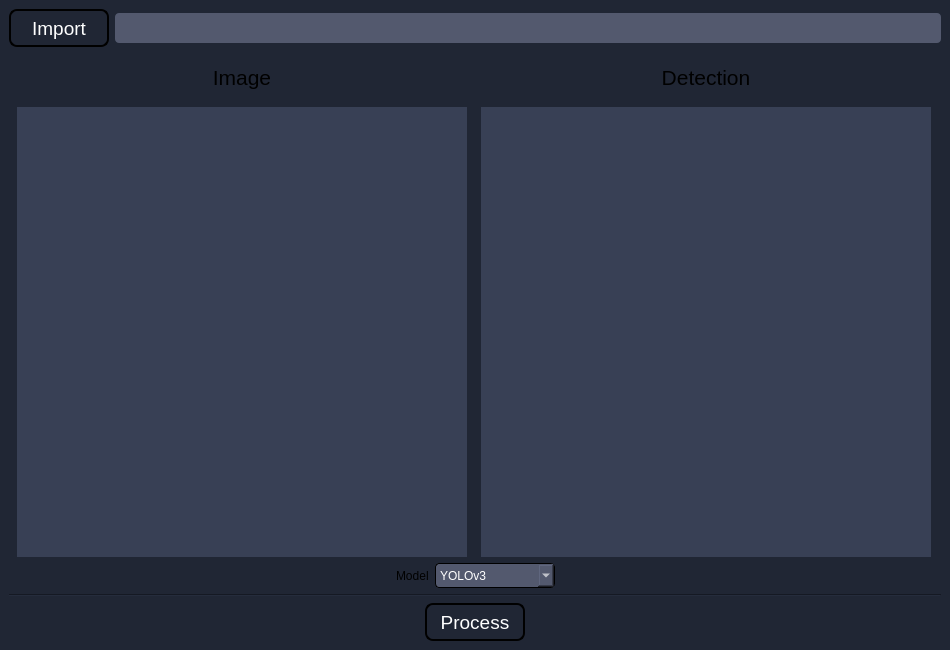
Above: qt_main.ui from KevinPan2021/Object-Detection-YOLOv8 before the change. Below: the same form after it.
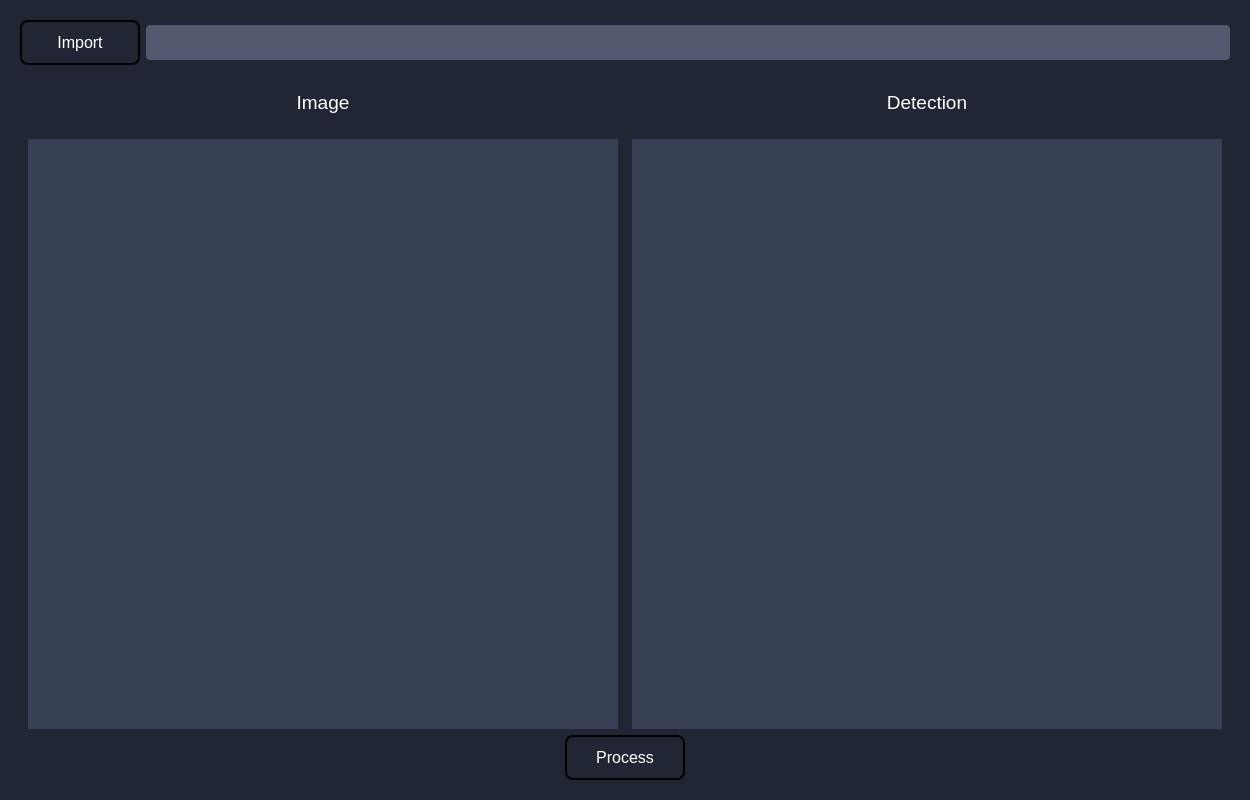
That is the form after the change.

Diff of the .ui file:
```diff
--- a/qt_main.ui
+++ b/qt_main.ui
@@ -6,20 +6,20 @@
    <rect>
     <x>0</x>
     <y>0</y>
-    <width>950</width>
-    <height>650</height>
+    <width>1250</width>
+    <height>800</height>
    </rect>
   </property>
   <property name="minimumSize">
    <size>
-    <width>950</width>
-    <height>650</height>
+    <width>1250</width>
+    <height>800</height>
    </size>
   </property>
   <property name="maximumSize">
    <size>
-    <width>950</width>
-    <height>650</height>
+    <width>1250</width>
+    <height>800</height>
    </size>
   </property>
   <property name="mouseTracking">
@@ -37,14 +37,14 @@
   <widget class="QWidget" name="centralwidget">
    <property name="minimumSize">
     <size>
-     <width>950</width>
-     <height>650</height>
+     <width>1250</width>
+     <height>800</height>
     </size>
    </property>
    <property name="maximumSize">
     <size>
-     <width>950</width>
-     <height>650</height>
+     <width>1250</width>
+     <height>800</height>
     </size>
    </property>
    <property name="mouseTracking">
@@ -53,28 +53,77 @@
    <property name="styleSheet">
     <string notr="true">background-color:rgb(32, 38, 52);</string>
    </property>
-   <layout class="QVBoxLayout" name="verticalLayout_4">
-    <item>
-     <layout class="QVBoxLayout" name="verticalLayout_3">
-      <item>
+   <layout class="QGridLayout" name="gridLayout">
+    <property name="leftMargin">
+     <number>20</number>
+    </property>
+    <property name="topMargin">
+     <number>20</number>
+    </property>
+    <property name="rightMargin">
+     <number>20</number>
+    </property>
+    <property name="bottomMargin">
+     <number>20</number>
+    </property>
+    <item row="0" column="0">
+     <layout class="QGridLayout" name="gridLayout_2">
+      <item row="2" column="0">
+       <layout class="QHBoxLayout" name="horizontalLayout_4">
+        <item>
+         <widget class="QToolButton" name="toolButton_process">
+          <property name="minimumSize">
+           <size>
+            <width>120</width>
+            <height>45</height>
+           </size>
+          </property>
+          <property name="maximumSize">
+           <size>
+            <width>120</width>
+            <height>45</height>
+           </size>
+          </property>
+          <property name="font">
+           <font>
+            <pointsize>12</pointsize>
+           </font>
+          </property>
+          <property name="styleSheet">
+           <string notr="true">QToolButton {
+	color:white; 
+	background:qlineargradient(spread:pad, x1:0, y1:1, x2:0, y2:0, 		stop:0 rgba(32, 38, 52, 255), 
+		stop:1 rgba(91, 99, 120, 255));
+	border: 2px solid black;
+	border-radius: 8px;
+}</string>
+          </property>
+          <property name="text">
+           <string>Process</string>
+          </property>
+         </widget>
+        </item>
+       </layout>
+      </item>
+      <item row="0" column="0">
        <layout class="QHBoxLayout" name="horizontalLayout">
         <item>
          <widget class="QToolButton" name="toolButton_import">
           <property name="minimumSize">
            <size>
-            <width>100</width>
-            <height>38</height>
+            <width>120</width>
+            <height>45</height>
            </size>
           </property>
           <property name="maximumSize">
            <size>
-            <width>100</width>
-            <height>38</height>
+            <width>120</width>
+            <height>45</height>
            </size>
           </property>
           <property name="font">
            <font>
-            <pointsize>14</pointsize>
+            <pointsize>12</pointsize>
            </font>
           </property>
           <property name="styleSheet">
@@ -99,7 +148,7 @@
           <property name="minimumSize">
            <size>
             <width>0</width>
-            <height>30</height>
+            <height>35</height>
            </size>
           </property>
           <property name="styleSheet">
@@ -121,7 +170,7 @@
         </item>
        </layout>
       </item>
-      <item>
+      <item row="1" column="0">
        <layout class="QHBoxLayout" name="horizontalLayout_2">
         <item>
          <layout class="QVBoxLayout" name="verticalLayout">
@@ -129,9 +178,12 @@
            <widget class="QLabel" name="label_3">
             <property name="font">
              <font>
-              <pointsize>16</pointsize>
+              <pointsize>14</pointsize>
              </font>
             </property>
+            <property name="styleSheet">
+             <string notr="true">color:white</string>
+            </property>
             <property name="text">
              <string>Image</string>
             </property>
@@ -144,14 +196,14 @@
            <widget class="QLabel" name="label_image">
             <property name="minimumSize">
              <size>
-              <width>450</width>
-              <height>450</height>
+              <width>590</width>
+              <height>590</height>
              </size>
             </property>
             <property name="maximumSize">
              <size>
-              <width>450</width>
-              <height>450</height>
+              <width>590</width>
+              <height>590</height>
              </size>
             </property>
             <property name="autoFillBackground">
@@ -176,9 +228,12 @@
            <widget class="QLabel" name="label_4">
             <property name="font">
              <font>
-              <pointsize>16</pointsize>
+              <pointsize>14</pointsize>
              </font>
             </property>
+            <property name="styleSheet">
+             <string notr="true">color:white</string>
+            </property>
             <property name="text">
              <string>Detection</string>
             </property>
@@ -191,14 +246,14 @@
            <widget class="QLabel" name="label_detection">
             <property name="minimumSize">
              <size>
-              <width>450</width>
-              <height>450</height>
+              <width>590</width>
+              <height>590</height>
              </size>
             </property>
             <property name="maximumSize">
              <size>
-              <width>450</width>
-              <height>450</height>
+              <width>590</width>
+              <height>590</height>
              </size>
             </property>
             <property name="autoFillBackground">
@@ -219,125 +274,6 @@
         </item>
        </layout>
       </item>
-      <item>
-       <layout class="QHBoxLayout" name="horizontalLayout_3">
-        <item>
-         <spacer name="horizontalSpacer">
-          <property name="orientation">
-           <enum>Qt::Horizontal</enum>
-          </property>
-          <property name="sizeHint" stdset="0">
-           <size>
-            <width>40</width>
-            <height>20</height>
-           </size>
-          </property>
-         </spacer>
-        </item>
-        <item>
-         <widget class="QLabel" name="label_6">
-          <property name="text">
-           <string>Model</string>
-          </property>
-         </widget>
-        </item>
-        <item>
-         <widget class="QComboBox" name="comboBox_model">
-          <property name="minimumSize">
-           <size>
-            <width>120</width>
-            <height>25</height>
-           </size>
-          </property>
-          <property name="maximumSize">
-           <size>
-            <width>120</width>
-            <height>25</height>
-           </size>
-          </property>
-          <property name="styleSheet">
-           <string notr="true">QComboBox {
-	border-radius: 4px;
-	background-color:rgb(83, 89, 110);
-	color:white;
-	border: 1px solid black;
-}
-
-QComboBox QAbstractItemView { color: white; }
-
-QComboBox:disabled {
-	border-radius: 4px;
-	background-color:rgb(83, 89, 110);
-	color:rgb(200, 200, 200);
-	border: 0px solid black;
-}</string>
-          </property>
-          <item>
-           <property name="text">
-            <string>YOLOv3</string>
-           </property>
-          </item>
-         </widget>
-        </item>
-        <item>
-         <spacer name="horizontalSpacer_2">
-          <property name="orientation">
-           <enum>Qt::Horizontal</enum>
-          </property>
-          <property name="sizeHint" stdset="0">
-           <size>
-            <width>40</width>
-            <height>20</height>
-           </size>
-          </property>
-         </spacer>
-        </item>
-       </layout>
-      </item>
-      <item>
-       <widget class="Line" name="line">
-        <property name="orientation">
-         <enum>Qt::Horizontal</enum>
-        </property>
-       </widget>
-      </item>
-      <item>
-       <layout class="QHBoxLayout" name="horizontalLayout_4">
-        <item>
-         <widget class="QToolButton" name="toolButton_process">
-          <property name="minimumSize">
-           <size>
-            <width>100</width>
-            <height>38</height>
-           </size>
-          </property>
-          <property name="maximumSize">
-           <size>
-            <width>100</width>
-            <height>38</height>
-           </size>
-          </property>
-          <property name="font">
-           <font>
-            <pointsize>14</pointsize>
-           </font>
-          </property>
-          <property name="styleSheet">
-           <string notr="true">QToolButton {
-	color:white; 
-	background:qlineargradient(spread:pad, x1:0, y1:1, x2:0, y2:0, 		stop:0 rgba(32, 38, 52, 255), 
-		stop:1 rgba(91, 99, 120, 255));
-	border: 2px solid black;
-	border-radius: 8px;
-}</string>
-          </property>
-          <property name="text">
-           <string>Process</string>
-          </property>
-         </widget>
-        </item>
-       </layout>
-      </item>
      </layout>
     </item>
    </layout>
```
